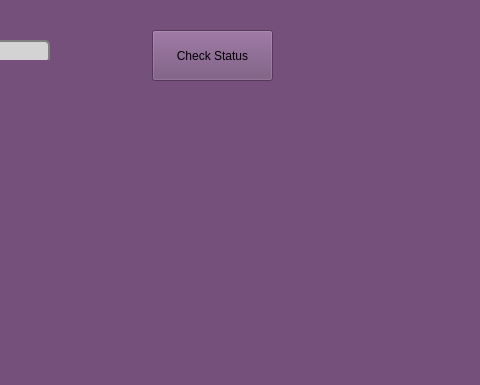
Qt form UI/resource/skeleton-tracking-display.ui (Concordia-Building-Inspection-Robot/wheeltec-building-inspection) before a commit; both pictures show x 548 to 1028 and y 0 to 385 of the 1028 by 870 pixel window.
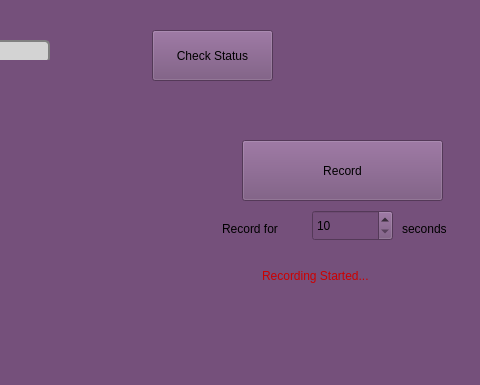
The same form after that commit. Icons and pictures are not drawn.

Patch:
```diff
--- a/UI/resource/skeleton-tracking-display.ui
+++ b/UI/resource/skeleton-tracking-display.ui
@@ -19,10 +19,10 @@
   <widget class="QLabel" name="videoLabel_1">
    <property name="geometry">
     <rect>
-     <x>0</x>
-     <y>130</y>
-     <width>641</width>
-     <height>511</height>
+     <x>50</x>
+     <y>240</y>
+     <width>661</width>
+     <height>561</height>
     </rect>
    </property>
    <property name="text">
@@ -161,6 +161,130 @@
     <string>Skeleton Tracking is ON</string>
    </property>
   </widget>
+  <widget class="QPushButton" name="record_skeleton">
+   <property name="geometry">
+    <rect>
+     <x>790</x>
+     <y>140</y>
+     <width>201</width>
+     <height>61</height>
+    </rect>
+   </property>
+   <property name="styleSheet">
+    <string notr="true">QPushButton:hover {
+  border: 2px solid gray;
+  border-radius: 10px;
+  padding: 0 8px;
+  background: rgb(233, 185, 110);
+}
+QPushButton:pressed{
+	border: 2px solid gray;
+	border-radius: 10px;
+	padding: 0 8px;
+	background: DarkSalmon
+}</string>
+   </property>
+   <property name="text">
+    <string>Record</string>
+   </property>
+  </widget>
+  <widget class="QSpinBox" name="record_duration">
+   <property name="geometry">
+    <rect>
+     <x>860</x>
+     <y>210</y>
+     <width>81</width>
+     <height>31</height>
+    </rect>
+   </property>
+   <property name="minimum">
+    <number>10</number>
+   </property>
+   <property name="maximum">
+    <number>99999999</number>
+   </property>
+   <property name="singleStep">
+    <number>1</number>
+   </property>
+   <property name="displayIntegerBase">
+    <number>10</number>
+   </property>
+  </widget>
+  <widget class="QLabel" name="label_3">
+   <property name="geometry">
+    <rect>
+     <x>770</x>
+     <y>220</y>
+     <width>81</width>
+     <height>17</height>
+    </rect>
+   </property>
+   <property name="text">
+    <string>Record for</string>
+   </property>
+  </widget>
+  <widget class="QLabel" name="label_4">
+   <property name="geometry">
+    <rect>
+     <x>950</x>
+     <y>220</y>
+     <width>67</width>
+     <height>17</height>
+    </rect>
+   </property>
+   <property name="text">
+    <string>seconds</string>
+   </property>
+  </widget>
+  <widget class="QLabel" name="record_label_1">
+   <property name="geometry">
+    <rect>
+     <x>810</x>
+     <y>240</y>
+     <width>191</width>
+     <height>71</height>
+    </rect>
+   </property>
+   <property name="styleSheet">
+    <string notr="true">font: 75 18pt &quot;Ubuntu Condensed&quot;;
+color: rgb(204, 0, 0);</string>
+   </property>
+   <property name="text">
+    <string>Recording Started...</string>
+   </property>
+  </widget>
+  <widget class="QLabel" name="record_label">
+   <property name="geometry">
+    <rect>
+     <x>-40</x>
+     <y>50</y>
+     <width>831</width>
+     <height>881</height>
+    </rect>
+   </property>
+   <property name="text">
+    <string/>
+   </property>
+   <property name="pixmap">
+    <pixmap>—Pngtree—hand-painted minimalist video recording border_5613152.png</pixmap>
+   </property>
+   <property name="scaledContents">
+    <bool>true</bool>
+   </property>
+  </widget>
+  <zorder>record_label</zorder>
+  <zorder>videoLabel_1</zorder>
+  <zorder>label</zorder>
+  <zorder>label_2</zorder>
+  <zorder>check_status</zorder>
+  <zorder>skeleton_prog_bar</zorder>
+  <zorder>skeleton_off_label</zorder>
+  <zorder>skeleton_on_label</zorder>
+  <zorder>record_skeleton</zorder>
+  <zorder>record_duration</zorder>
+  <zorder>label_3</zorder>
+  <zorder>label_4</zorder>
+  <zorder>record_label_1</zorder>
  </widget>
  <resources/>
  <connections/>
```
